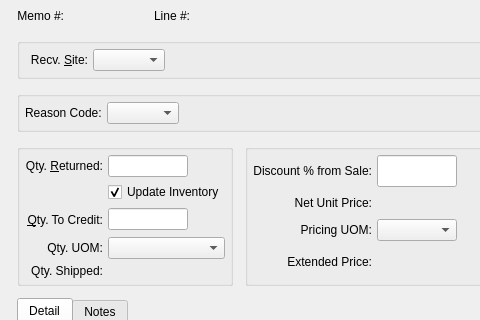
Pegasus-RPG/xtuple-client, file guiclient/creditMemoItem.ui: the form before one commit; both pictures show x 0 to 480 and y 0 to 320 of the 719 by 497 pixel window.
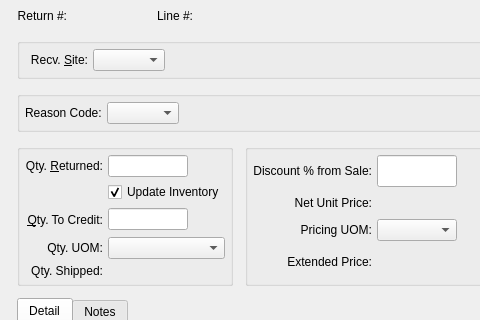
The form after the commit. Custom widgets are drawn as their Qt base class.

Diff of the .ui file:
```diff
--- a/guiclient/creditMemoItem.ui
+++ b/guiclient/creditMemoItem.ui
@@ -40,7 +40,7 @@
        <item>
         <widget class="QLabel" name="_orderNumberLit">
          <property name="text">
-          <string>Memo #:</string>
+          <string>Return #:</string>
          </property>
          <property name="alignment">
           <set>Qt::AlignRight|Qt::AlignTrailing|Qt::AlignVCenter</set>
```
Left out of the diff: 2 changed lines with no effect on the pictures.
